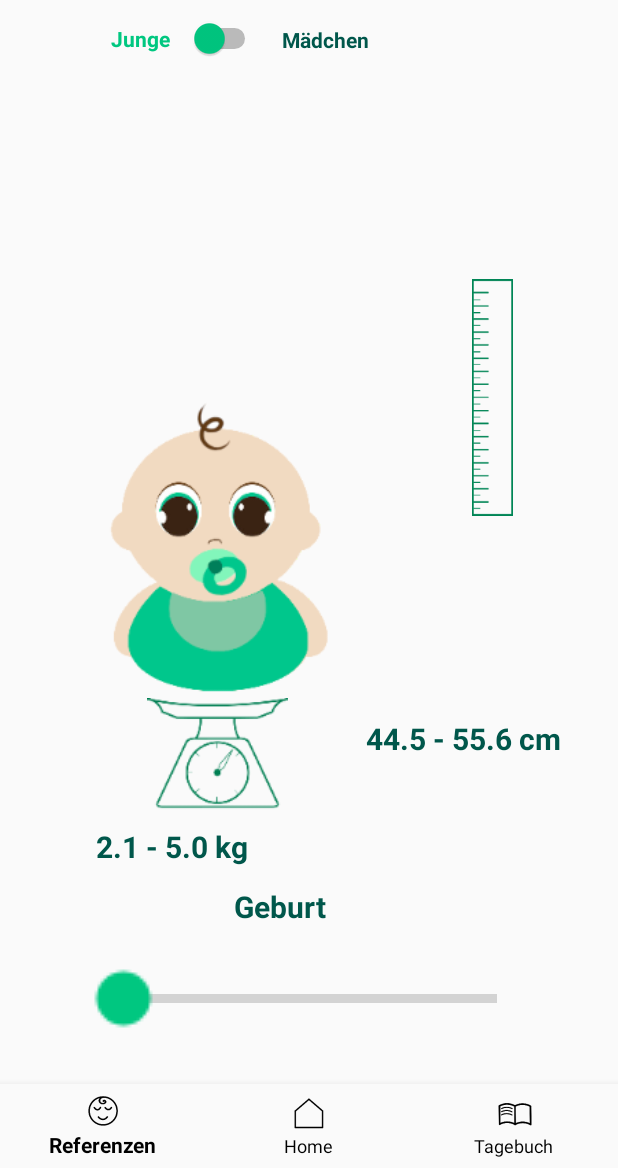
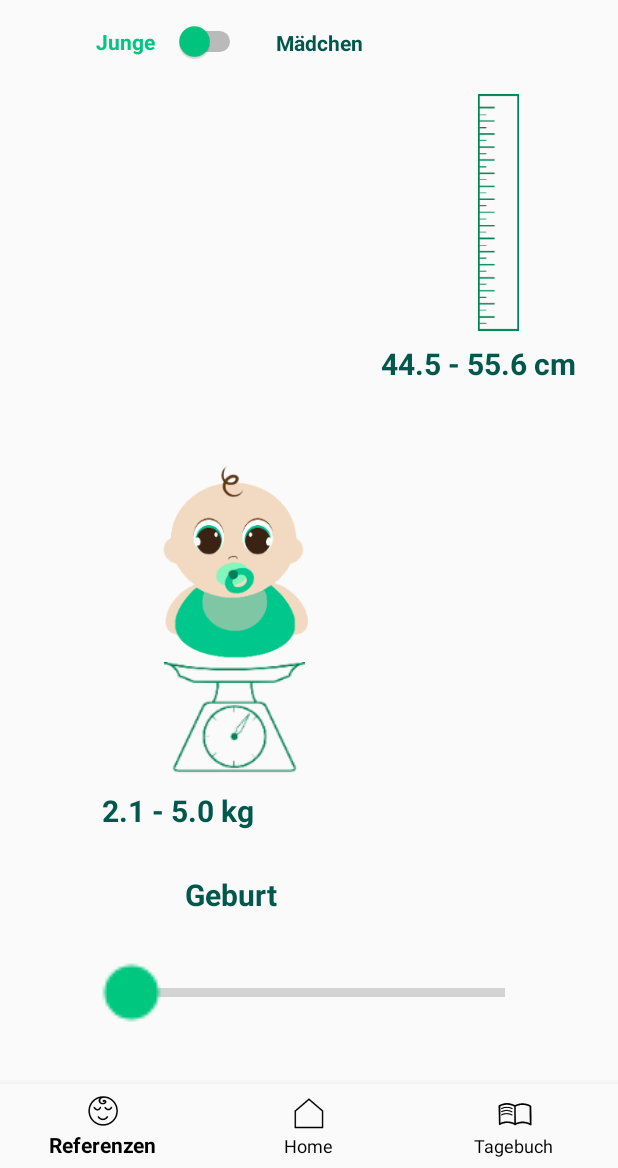
Before and after one commit to KreuzbergerL/BabyBook01, an Android app: the fragment ReferenzenFragment placed in its activity, on a phone screen of 412 x 824 dp, the part 68-1236 px from its top. Run offline under Robolectric (Android 15) with nearby library versions, the phone set to English and light mode, and no system bars.

Commit message:
Referenzwerte wieder korrigiert

```diff
--- a/app/src/main/java/com/example/lukas/bottom_navigation5/ReferenzenFragment.java
+++ b/app/src/main/java/com/example/lukas/bottom_navigation5/ReferenzenFragment.java
@@ -72,8 +72,8 @@ public class ReferenzenFragment extends Fragment {
         text_maedcchen.setTextColor(getResources().getColor(R.color.colorPrimaryDark));
         switch_Geschlecht.setTextColor(getResources().getColor(R.color.green));
 
-        icon.getLayoutParams().height =  300;
-        icon.getLayoutParams().width =  300;
+        icon.getLayoutParams().height =  200;
+        icon.getLayoutParams().width =  200;
 
 
         seekbar.setOnSeekBarChangeListener(new SeekBar.OnSeekBarChangeListener() {              //Ändert sich was an der Seekbar?
@@ -104,8 +104,8 @@ public class ReferenzenFragment extends Fragment {
                     switch_Geschlecht.setTextColor(getResources().getColor(R.color.green));
                 }
 
-                icon.getLayoutParams().height = ( 2 * i ) + 300;
-                icon.getLayoutParams().width = ( 2 * i ) + 300;
+                icon.getLayoutParams().height = ( 2 * i ) + 200;
+                icon.getLayoutParams().width = ( 2 * i ) + 200;
                 icon.requestLayout();
 
             }
--- a/app/src/main/res/layout/fragment_references.xml
+++ b/app/src/main/res/layout/fragment_references.xml
@@ -10,10 +10,10 @@
         android:id="@+id/icon_waage"
         android:layout_width="114dp"
         android:layout_height="85dp"
-        android:layout_marginStart="54dp"
+        android:layout_marginStart="8dp"
         android:layout_marginEnd="8dp"
         app:layout_constraintBottom_toTopOf="@+id/txt_Gewicht"
-        app:layout_constraintEnd_toStartOf="@+id/txt_Größe"
+        app:layout_constraintEnd_toStartOf="@+id/icon_lineal"
         app:layout_constraintStart_toStartOf="parent"
         app:srcCompat="@mipmap/waage_fertig" />
 
@@ -21,82 +21,76 @@
         android:id="@+id/icon_lineal"
         android:layout_width="39dp"
         android:layout_height="158dp"
-        android:layout_marginTop="96dp"
-        android:layout_marginEnd="64dp"
-        app:layout_constraintBottom_toTopOf="@+id/txt_Größe"
+        android:layout_marginTop="108dp"
+        android:layout_marginEnd="60dp"
         app:layout_constraintEnd_toEndOf="parent"
         app:layout_constraintTop_toTopOf="parent"
         app:srcCompat="@mipmap/lineal" />
 
     <ImageView
         android:id="@+id/baby_icon"
-        android:layout_width="114dp"
-        android:layout_height="147dp"
-        android:layout_marginStart="54dp"
+        android:layout_width="150dp"
+        android:layout_height="150dp"
+        android:layout_marginStart="8dp"
         android:layout_marginEnd="8dp"
         app:layout_constraintBottom_toTopOf="@+id/icon_waage"
-        app:layout_constraintEnd_toStartOf="@+id/txt_Größe"
+        app:layout_constraintEnd_toStartOf="@+id/icon_lineal"
+        app:layout_constraintHorizontal_bias="0.504"
         app:layout_constraintStart_toStartOf="parent"
         app:srcCompat="@mipmap/baby_babycheck" />
 
     <SeekBar
-        android:thumbTint="@color/green"
-        android:progressTint="@color/green"
         android:id="@+id/seekBar"
-        style="@android:style/Animation"
         android:layout_width="115dp"
         android:layout_height="54dp"
         android:layout_marginStart="8dp"
-        android:layout_marginLeft="8dp"
         android:layout_marginEnd="8dp"
-        android:layout_marginRight="8dp"
-        android:layout_marginBottom="84dp"
+        android:layout_marginBottom="88dp"
+        android:progressTint="@color/green"
         android:rotation="0"
         android:scaleX="3"
         android:scaleY="3"
         android:scrollX="0dp"
         android:scrollbarStyle="insideInset"
+        android:thumbTint="@color/green"
         app:layout_constraintBottom_toBottomOf="parent"
         app:layout_constraintEnd_toEndOf="parent"
-        app:layout_constraintStart_toStartOf="parent"
-        tools:scrollbarStyle="insideOverlay" />
+        app:layout_constraintHorizontal_bias="0.521"
+        app:layout_constraintStart_toStartOf="parent" />
 
     <TextView
         android:id="@+id/txt_Größe"
-        android:layout_width="160dp"
-        android:layout_height="30dp"
+        android:layout_width="150dp"
+        android:layout_height="41dp"
+        android:layout_marginTop="8dp"
         android:layout_marginEnd="8dp"
-        android:layout_marginBottom="270dp"
         android:text="@string/string_Groeße"
         android:textColor="@color/colorPrimaryDark"
         android:textSize="20sp"
         android:textStyle="bold"
-        app:layout_constraintBottom_toBottomOf="parent"
-        app:layout_constraintEnd_toEndOf="parent" />
+        app:layout_constraintEnd_toEndOf="parent"
+        app:layout_constraintTop_toBottomOf="@+id/icon_lineal" />
 
     <TextView
         android:id="@+id/txt_Gewicht"
-        android:layout_width="199dp"
+        android:layout_width="146dp"
         android:layout_height="40dp"
-        android:layout_marginStart="64dp"
-        android:layout_marginLeft="64dp"
-        android:layout_marginBottom="50dp"
+        android:layout_marginStart="68dp"
+        android:layout_marginBottom="16dp"
         android:text="@string/string_Gewicht"
         android:textColor="@color/colorPrimaryDark"
         android:textSize="20sp"
         android:textStyle="bold"
-        app:layout_constraintBottom_toTopOf="@+id/seekBar"
+        app:layout_constraintBottom_toTopOf="@+id/txt_alter"
         app:layout_constraintStart_toStartOf="parent" />
 
     <TextView
         android:id="@+id/txt_alter"
-        android:layout_width="100dp"
-        android:layout_height="26dp"
+        android:layout_width="166dp"
+        android:layout_height="40dp"
         android:layout_marginStart="8dp"
-        android:layout_marginLeft="8dp"
         android:layout_marginEnd="8dp"
-        android:layout_marginRight="8dp"
-        android:layout_marginBottom="24dp"
+        android:layout_marginBottom="14dp"
         android:text="@string/string_Geburt"
         android:textColor="@color/colorPrimaryDark"
         android:textSize="20sp"
@@ -107,11 +101,10 @@
 
     <Switch
         android:id="@+id/switch_geschlecht"
-        style="@android:style/Animation.Activity"
         android:layout_width="100dp"
         android:layout_height="50dp"
-        android:layout_marginStart="74dp"
-        android:layout_marginTop="46dp"
+        android:layout_marginStart="64dp"
+        android:layout_marginTop="48dp"
         android:scrollbarStyle="insideInset"
         android:shadowColor="@color/green"
         android:text="@string/string_Junge"
@@ -122,15 +115,14 @@
         android:textStyle="bold"
         android:thumbTint="@color/green"
         app:layout_constraintStart_toStartOf="parent"
-        app:layout_constraintTop_toTopOf="parent"
-        tools:scrollbarStyle="outsideInset" />
+        app:layout_constraintTop_toTopOf="parent" />
 
     <TextView
         android:id="@+id/txt_maedchen"
-        android:layout_width="74dp"
-        android:layout_height="35dp"
-        android:layout_marginStart="14dp"
-        android:layout_marginTop="62dp"
+        android:layout_width="wrap_content"
+        android:layout_height="34dp"
+        android:layout_marginStart="20dp"
+        android:layout_marginTop="64dp"
         android:text="@string/string_Maedchen"
         android:textAllCaps="false"
         android:textColor="@color/colorPrimaryDark"
@@ -139,5 +131,4 @@
         app:layout_constraintTop_toTopOf="parent" />
 
 
-
-    </android.support.constraint.ConstraintLayout>
+</android.support.constraint.ConstraintLayout>
```
